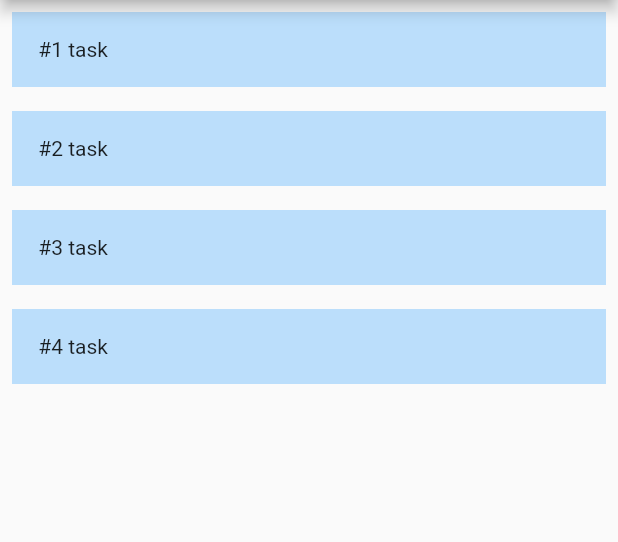
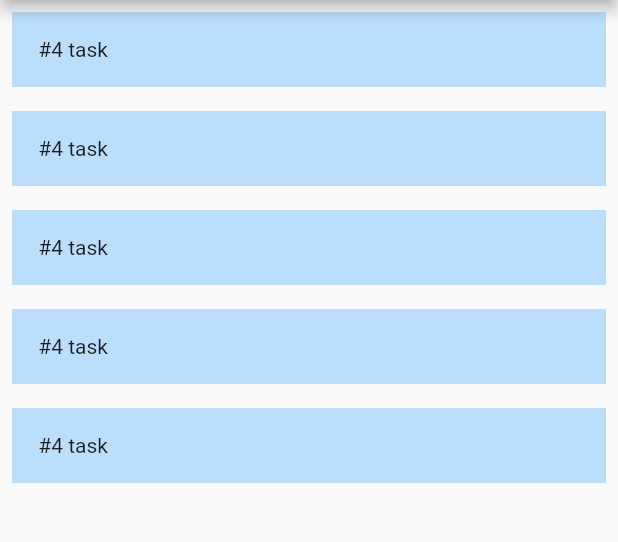
Before and after one commit to kleytonstn/fancy_todo, a Flutter app: the screen it shows after launch, on a phone screen of 412 x 824 dp, the part 84-626 px from its top. Run offline on Flutter 3.47's test engine with Material 2 defaults, Android fonts, the phone set to English and light mode, and no system bars.

Commit message:
Commit 001, updating the Padding widget to avoid code repetition;

```diff
--- a/lib/main.dart
+++ b/lib/main.dart
@@ -1,64 +1,49 @@
 import 'package:flutter/material.dart';
 
 void main() {
-  runApp(MaterialApp(
-    home: Home(),
-  ));
+  runApp(
+    const MaterialApp(
+      home: Home(),
+    ),
+  );
 }
 
 class Home extends StatelessWidget {
+  const Home({super.key});
 
   @override
   Widget build(BuildContext context) {
-    return Scaffold(  // returns the home screen as Scaffold for hot reload
-        appBar: AppBar(
-            title: const Text('TODO App'),
-            backgroundColor: Colors.blue[100]
-
-        ),
-        body: ListView(
-            children: [
-              Padding(
-                  padding: const EdgeInsets.all(8.0), // todo: how do add padding to the top of 1st container?
-                  child: Container(
-                    height: 50,                       // todo: can this repeated code be avoided?
-                    color: Colors.blue[100],
-                    alignment: const Alignment(-0.9, 0),
-                      child: const Text('#1 task'),
-
-                  )
-              ),   // offset from top and bottom
-              Padding(
-                  padding: const EdgeInsets.all(8.0),
-                  child: Container(                   // Takes the task?
-                    height: 50,
-                    color: Colors.blue[100],
-                    alignment: const Alignment(-0.9, 0),
-                      child: const Text('#2 task'),
-                  )
-              ),
-              Padding(
-                  padding: const EdgeInsets.all(8.0),
-                  child: Container(                   // Takes the task?
-                    height: 50,
-                    color: Colors.blue[100],
-                    alignment: const Alignment(-0.9, 0),
-                      child: const Text('#3 task'),
-                  )
-              ),
-              Padding(
-                  padding: const EdgeInsets.all(8.0),
-                  child: Container(                   // Takes the task?
-                    height: 50,
-                    color: Colors.blue[100],
-                    alignment: const Alignment(-0.9, 0),
-                      child: const Text('#4 task'),
-                  )
-              )
-
-            ],
-          ),
-        // todo list will be displayed in here
+    final tasks = List.generate(5, (int index) => index);
+    return Scaffold(
+      // returns the home screen as Scaffold for hot reload
+      appBar: AppBar(
+          title: const Text('TODO App'), backgroundColor: Colors.blue[100]),
+      body: ListView(
+        children: tasks.map((task) => SomeKindaWankyWidget(taskName: '#$task task')).toList(),
+      ),
+      // todo list will be displayed in here
     );
   }
 }
+
+class SomeKindaWankyWidget extends StatelessWidget {
+  const SomeKindaWankyWidget({
+    Key? key,
+    required this.taskName,
+  }) : super(key: key);
+  final String taskName;
+
+  @override
+  Widget build(BuildContext context) {
+    return Padding(
+      padding: const EdgeInsets.all(8.0),
+      child: Container(
+        // Takes the task?
+        height: 50,
+        color: Colors.blue[100],
+        alignment: const Alignment(-0.9, 0),
+        child: const Text('#4 task'),
+      ),
+    );
+  }
+}
```
Also changed, not shown: 1 other file.
